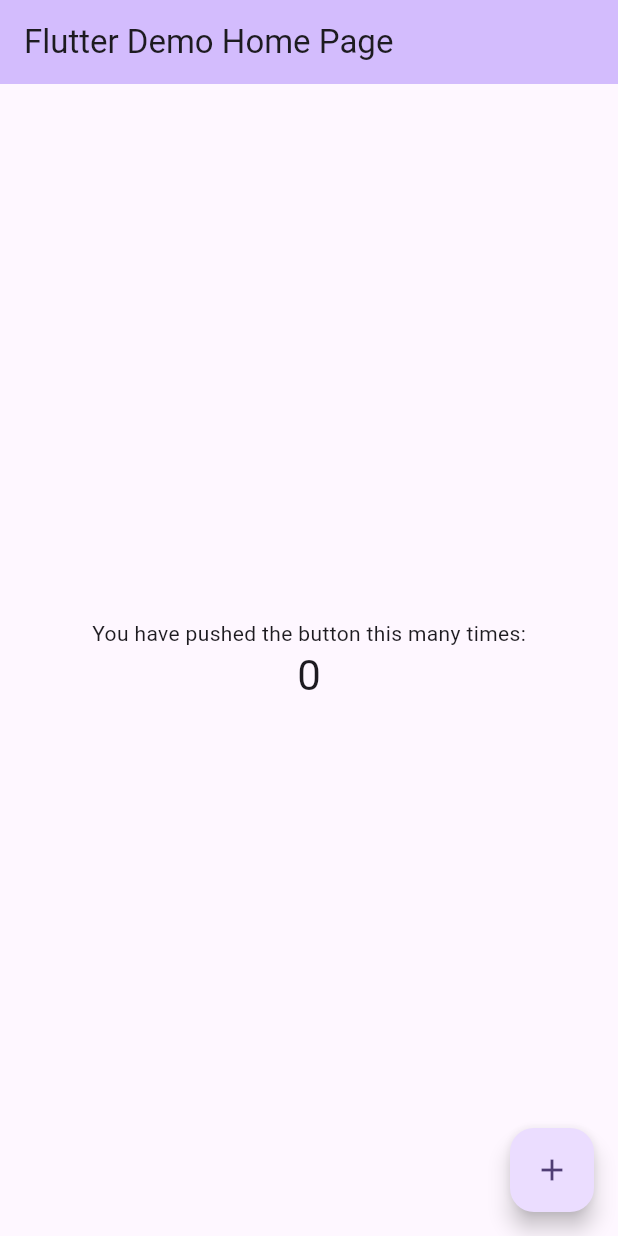
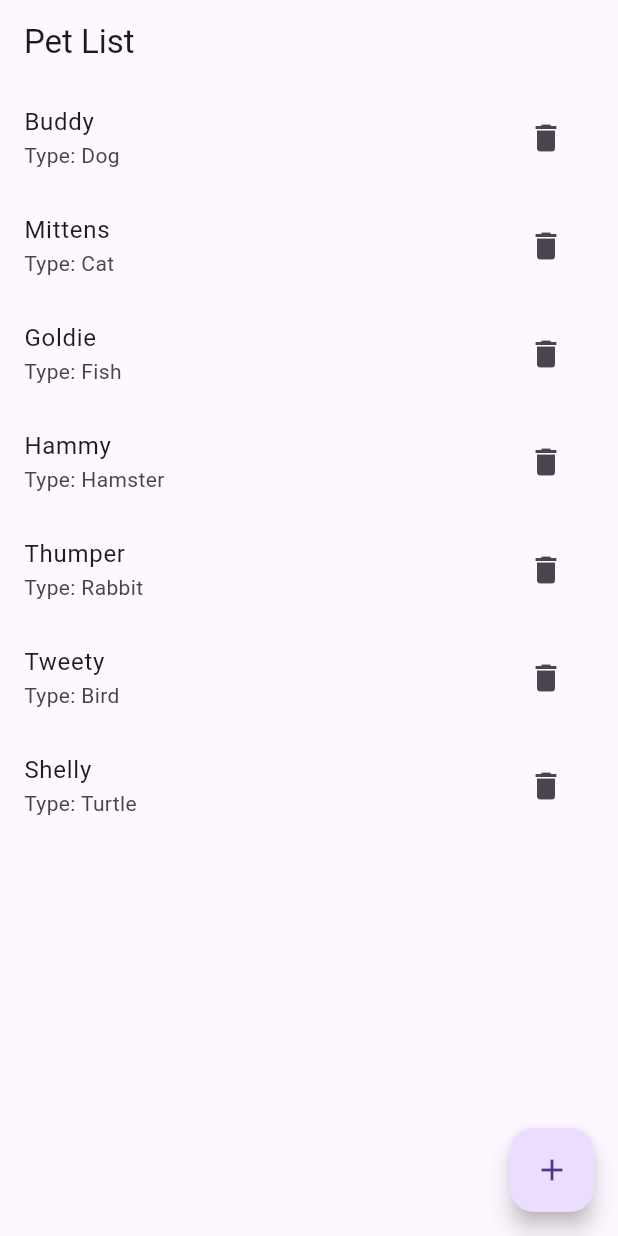
Before and after one commit to Rehman79/assignment_5, a Flutter app: the screen it shows after launch, on a phone screen of 412 x 824 dp. Run offline on Flutter 3.47's test engine with Material 3 defaults, Android fonts, the phone set to English and light mode, and no system bars; our stand-ins replace shared_preferences.

Commit message:
Assignment_5 done

```diff
--- /dev/null
+++ b/lib/Components/Shared_list.dart
@@ -0,0 +1,56 @@
+import 'package:flutter/material.dart';
+import 'package:provider/provider.dart';
+import '../Model/petProvider.dart';
+import 'addpetdialogue.dart'; // Ensure this path is correct
+
+class list_shared_pref extends StatefulWidget {
+  @override
+  State<list_shared_pref> createState() => _list_shared_prefState();
+}
+
+class _list_shared_prefState extends State<list_shared_pref> {
+  @override
+  void initState() {
+    super.initState();
+    WidgetsBinding.instance.addPostFrameCallback((_) {
+      Provider.of<PetProvider>(context, listen: false).initializePets();
+    });
+  }
+
+  @override
+  Widget build(BuildContext context) {
+    return Scaffold(
+      appBar: AppBar(
+        title: Text('Pet List'),
+      ),
+      body: Consumer<PetProvider>(
+        builder: (context, petProvider, child) {
+          return ListView.builder(
+            itemCount: petProvider.pets.length,
+            itemBuilder: (context, index) {
+              final pet = petProvider.pets[index];
+              return ListTile(
+                title: Text(pet.name),
+                subtitle: Text('Type: ${pet.type}'),
+                trailing: IconButton(
+                  icon: Icon(Icons.delete),
+                  onPressed: () {
+                    petProvider.removePet(pet);
+                  },
+                ),
+              );
+            },
+          );
+        },
+      ),
+      floatingActionButton: FloatingActionButton(
+        onPressed: () {
+          Navigator.of(context).push(
+            MaterialPageRoute(builder: (context) => AddPet()),
+          );
+        },
+        child: Icon(Icons.add),
+      ),
+    );
+  }
+}
--- /dev/null
+++ b/lib/Components/addpetdialogue.dart
@@ -0,0 +1,46 @@
+import 'package:flutter/material.dart';
+import 'package:provider/provider.dart';
+import '../Model/petProvider.dart';
+
+class AddPet extends StatelessWidget {
+  const AddPet({super.key});
+
+  @override
+  Widget build(BuildContext context) {
+    final _nameController = TextEditingController();
+    final _typeController = TextEditingController();
+
+    return Scaffold(
+      appBar: AppBar(title: Text("Add Pet")),
+      body: Padding(
+        padding: const EdgeInsets.all(16.0),
+        child: Column(
+          mainAxisSize: MainAxisSize.min,
+          children: [
+            TextField(
+              controller: _nameController,
+              decoration: InputDecoration(labelText: 'Pet Name'),
+            ),
+            TextField(
+              controller: _typeController,
+              decoration: InputDecoration(labelText: 'Pet Type'),
+            ),
+            SizedBox(height: 20),
+            ElevatedButton(
+              onPressed: () {
+                final name = _nameController.text;
+                final type = _typeController.text;
+                if (name.isNotEmpty && type.isNotEmpty) {
+                  final newPet = Pet(name: name, type: type);
+                  Provider.of<PetProvider>(context, listen: false).addPet(newPet);
+                  Navigator.of(context).pop();
+                }
+              },
+              child: Text('Add Pet'),
+            ),
+          ],
+        ),
+      ),
+    );
+  }
+}
--- /dev/null
+++ b/lib/Model/petProvider.dart
@@ -0,0 +1,78 @@
+import 'dart:convert';
+import 'package:flutter/material.dart';
+import 'package:shared_preferences/shared_preferences.dart';
+
+class Pet {
+  final String name;
+  final String type;
+
+  Pet({required this.name, required this.type});
+
+  Map<String, dynamic> toMap() {
+    return {
+      'name': name,
+      'type': type,
+    };
+  }
+
+  factory Pet.fromMap(Map<String, dynamic> map) {
+    return Pet(
+      name: map['name'],
+      type: map['type'],
+    );
+  }
+}
+
+class PetProvider with ChangeNotifier {
+  List<Pet> _pets = [];
+
+  List<Pet> get pets => _pets;
+
+  PetProvider() {
+    initializePets();
+  }
+
+  Future<void> initializePets() async {
+    final prefs = await SharedPreferences.getInstance();
+    final String? petsJson = prefs.getString('pets');
+    if (petsJson != null) {
+      final List<dynamic> petsList = json.decode(petsJson);
+      _pets = petsList.map((pet) => Pet.fromMap(pet)).toList();
+    } else {
+      _pets = _getDefaultPets();
+      _savePets(); // Save default pets to SharedPreferences
+    }
+    notifyListeners();
+  }
+
+  List<Pet> _getDefaultPets() {
+    return [
+      Pet(name: 'Buddy', type: 'Dog'),
+      Pet(name: 'Mittens', type: 'Cat'),
+      Pet(name: 'Goldie', type: 'Fish'),
+      Pet(name: 'Hammy', type: 'Hamster'),
+      Pet(name: 'Thumper', type: 'Rabbit'),
+      Pet(name: 'Tweety', type: 'Bird'),
+      Pet(name: 'Shelly', type: 'Turtle'),
+    ];
+  }
+
+  Future<void> _savePets() async {
+    final prefs = await SharedPreferences.getInstance();
+    final List<Map<String, dynamic>> petsMap = _pets.map((pet) => pet.toMap()).toList();
+    final String petsJson = json.encode(petsMap);
+    await prefs.setString('pets', petsJson);
+  }
+
+  void addPet(Pet pet) {
+    _pets.add(pet);
+    notifyListeners();
+    _savePets();
+  }
+
+  void removePet(Pet pet) {
+    _pets.remove(pet);
+    notifyListeners();
+    _savePets();
+  }
+}
--- a/lib/main.dart
+++ b/lib/main.dart
@@ -1,125 +1,21 @@
 import 'package:flutter/material.dart';
+import 'package:provider/provider.dart';
+import 'Model/petProvider.dart';
+import 'screens/Homepage.dart'; // Ensure this path is correct
 
 void main() {
-  runApp(const MyApp());
+  runApp(
+    MultiProvider(
+      providers: [
+        ChangeNotifierProvider(create: (context) => PetProvider()),
+      ],
+      child: MaterialApp(
+        title: 'Pet List App',
+        theme: ThemeData(
+          primarySwatch: Colors.blue,
+        ),
+        home: Homepage(),
+      ),
+    ),
+  );
 }
-
-class MyApp extends StatelessWidget {
-  const MyApp({super.key});
-
-  // This widget is the root of your application.
-  @override
-  Widget build(BuildContext context) {
-    return MaterialApp(
-      title: 'Flutter Demo',
-      theme: ThemeData(
-        // This is the theme of your application.
-        //
-        // TRY THIS: Try running your application with "flutter run". You'll see
-        // the application has a purple toolbar. Then, without quitting the app,
-        // try changing the seedColor in the colorScheme below to Colors.green
-        // and then invoke "hot reload" (save your changes or press the "hot
-        // reload" button in a Flutter-supported IDE, or press "r" if you used
-        // the command line to start the app).
-        //
-        // Notice that the counter didn't reset back to zero; the application
-        // state is not lost during the reload. To reset the state, use hot
-        // restart instead.
-        //
-        // This works for code too, not just values: Most code changes can be
-        // tested with just a hot reload.
-        colorScheme: ColorScheme.fromSeed(seedColor: Colors.deepPurple),
-        useMaterial3: true,
-      ),
-      home: const MyHomePage(title: 'Flutter Demo Home Page'),
-    );
-  }
-}
-
-class MyHomePage extends StatefulWidget {
-  const MyHomePage({super.key, required this.title});
-
-  // This widget is the home page of your application. It is stateful, meaning
-  // that it has a State object (defined below) that contains fields that affect
-  // how it looks.
-
-  // This class is the configuration for the state. It holds the values (in this
-  // case the title) provided by the parent (in this case the App widget) and
-  // used by the build method of the State. Fields in a Widget subclass are
-  // always marked "final".
-
-  final String title;
-
-  @override
-  State<MyHomePage> createState() => _MyHomePageState();
-}
-
-class _MyHomePageState extends State<MyHomePage> {
-  int _counter = 0;
-
-  void _incrementCounter() {
-    setState(() {
-      // This call to setState tells the Flutter framework that something has
-      // changed in this State, which causes it to rerun the build method below
-      // so that the display can reflect the updated values. If we changed
-      // _counter without calling setState(), then the build method would not be
-      // called again, and so nothing would appear to happen.
-      _counter++;
-    });
-  }
-
-  @override
-  Widget build(BuildContext context) {
-    // This method is rerun every time setState is called, for instance as done
-    // by the _incrementCounter method above.
-    //
-    // The Flutter framework has been optimized to make rerunning build methods
-    // fast, so that you can just rebuild anything that needs updating rather
-    // than having to individually change instances of widgets.
-    return Scaffold(
-      appBar: AppBar(
-        // TRY THIS: Try changing the color here to a specific color (to
-        // Colors.amber, perhaps?) and trigger a hot reload to see the AppBar
-        // change color while the other colors stay the same.
-        backgroundColor: Theme.of(context).colorScheme.inversePrimary,
-        // Here we take the value from the MyHomePage object that was created by
-        // the App.build method, and use it to set our appbar title.
-        title: Text(widget.title),
-      ),
-      body: Center(
-        // Center is a layout widget. It takes a single child and positions it
-        // in the middle of the parent.
-        child: Column(
-          // Column is also a layout widget. It takes a list of children and
-          // arranges them vertically. By default, it sizes itself to fit its
-          // children horizontally, and tries to be as tall as its parent.
-          //
-          // Column has various properties to control how it sizes itself and
-          // how it positions its children. Here we use mainAxisAlignment to
-          // center the children vertically; the main axis here is the vertical
-          // axis because Columns are vertical (the cross axis would be
-          // horizontal).
-          //
-          // TRY THIS: Invoke "debug painting" (choose the "Toggle Debug Paint"
-          // action in the IDE, or press "p" in the console), to see the
-          // wireframe for each widget.
-          mainAxisAlignment: MainAxisAlignment.center,
-          children: <Widget>[
-            const Text(
-              'You have pushed the button this many times:',
-            ),
-            Text(
-              '$_counter',
-              style: Theme.of(context).textTheme.headlineMedium,
-            ),
-          ],
-        ),
-      ),
-      floatingActionButton: FloatingActionButton(
-        onPressed: _incrementCounter,
-        tooltip: 'Increment',
-        child: const Icon(Icons.add),
-      ), // This trailing comma makes auto-formatting nicer for build methods.
-    );
-  }
-}
--- /dev/null
+++ b/lib/screens/Homepage.dart
@@ -0,0 +1,11 @@
+import 'package:flutter/material.dart';
+import '../Components/Shared_list.dart'; // Ensure this path is correct
+
+class Homepage extends StatelessWidget {
+  const Homepage({super.key});
+
+  @override
+  Widget build(BuildContext context) {
+    return list_shared_pref(); // Ensure list_shared_pref is properly imported
+  }
+}
--- a/pubspec.yaml
+++ b/pubspec.yaml
@@ -35,6 +35,8 @@ dependencies:
   # The following adds the Cupertino Icons font to your application.
   # Use with the CupertinoIcons class for iOS style icons.
   cupertino_icons: ^1.0.6
+  shared_preferences: ^2.3.1
+  provider: ^6.1.2
 
 dev_dependencies:
   flutter_test:
```
Also changed, not shown: pubspec.lock, 2 other files.
